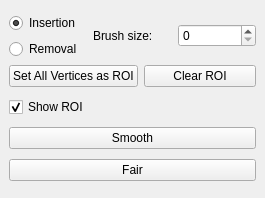
First picture: the form in Polyhedron/demo/Polyhedron/Smoothing_fairing_widget.ui, repository CGAL/cgal, before the edit.
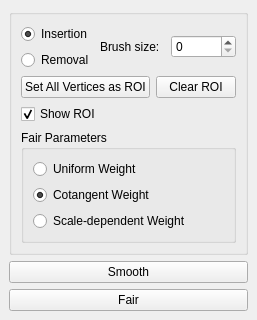
Second picture: the form after the edit.

Commit message: Improvements on demo (mostly on smoothing and fairing)

What changed in the file:
```diff
--- a/Polyhedron/demo/Polyhedron/Smoothing_fairing_widget.ui
+++ b/Polyhedron/demo/Polyhedron/Smoothing_fairing_widget.ui
@@ -6,8 +6,8 @@
    <rect>
     <x>0</x>
     <y>0</y>
-    <width>265</width>
-    <height>198</height>
+    <width>237</width>
+    <height>320</height>
    </rect>
   </property>
   <property name="toolTip">
@@ -22,6 +22,12 @@
   <widget class="QWidget" name="dockWidgetContents">
    <layout class="QVBoxLayout" name="verticalLayout">
     <item>
+     <widget class="QGroupBox" name="groupBox">
+      <property name="title">
+       <string/>
+      </property>
+      <layout class="QVBoxLayout" name="verticalLayout_4">
+       <item>
      <layout class="QVBoxLayout" name="verticalLayout_2">
       <item>
        <layout class="QHBoxLayout" name="horizontalLayout_2">
@@ -86,6 +92,45 @@
       <property name="checked">
        <bool>true</bool>
       </property>
+        </widget>
+       </item>
+       <item>
+        <widget class="QGroupBox" name="groupBox_3">
+         <property name="title">
+          <string>Fair Parameters</string>
+         </property>
+         <layout class="QVBoxLayout" name="verticalLayout_5">
+          <item>
+           <widget class="QRadioButton" name="Uniform_weight_radio_button">
+            <property name="text">
+             <string>Uniform Weight</string>
+            </property>
+           </widget>
+          </item>
+          <item>
+           <widget class="QRadioButton" name="Cotangent_weight_radio_button">
+            <property name="text">
+             <string>Cotangent Weight</string>
+            </property>
+            <property name="checked">
+             <bool>true</bool>
+            </property>
+           </widget>
+          </item>
+          <item>
+           <widget class="QRadioButton" name="Scale_dependent_weight_radio_button">
+            <property name="text">
+             <string>Scale-dependent Weight</string>
+            </property>
+            <property name="checked">
+             <bool>false</bool>
+            </property>
+           </widget>
+          </item>
+         </layout>
+        </widget>
+       </item>
+      </layout>
      </widget>
     </item>
     <item>
```
Lines whose indentation alone changed are shown as unchanged. The commit also changes 4 other files.
